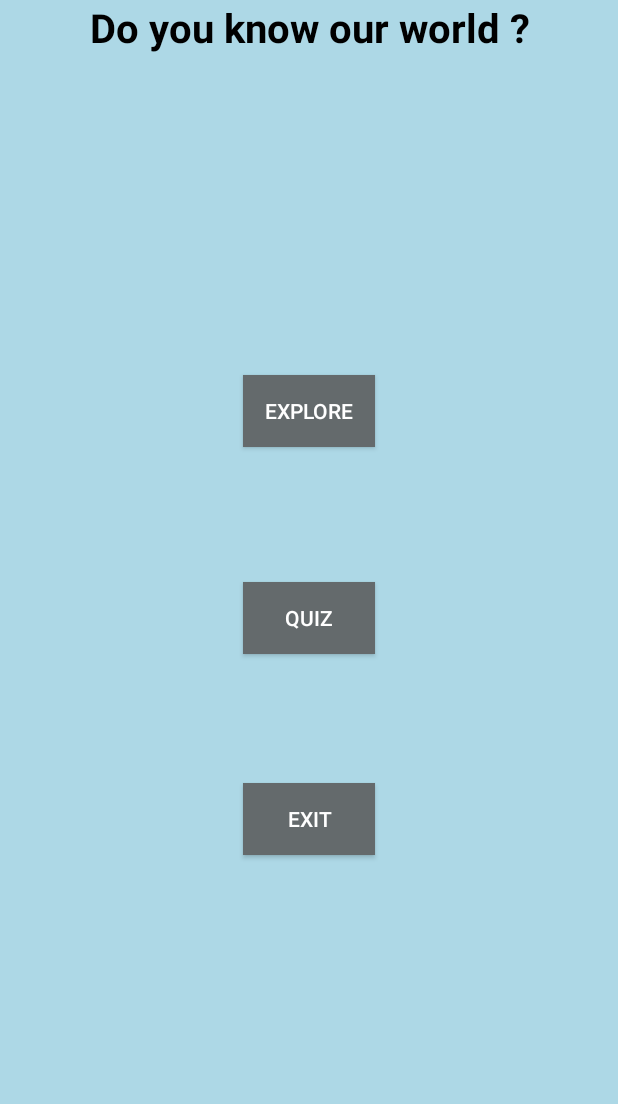
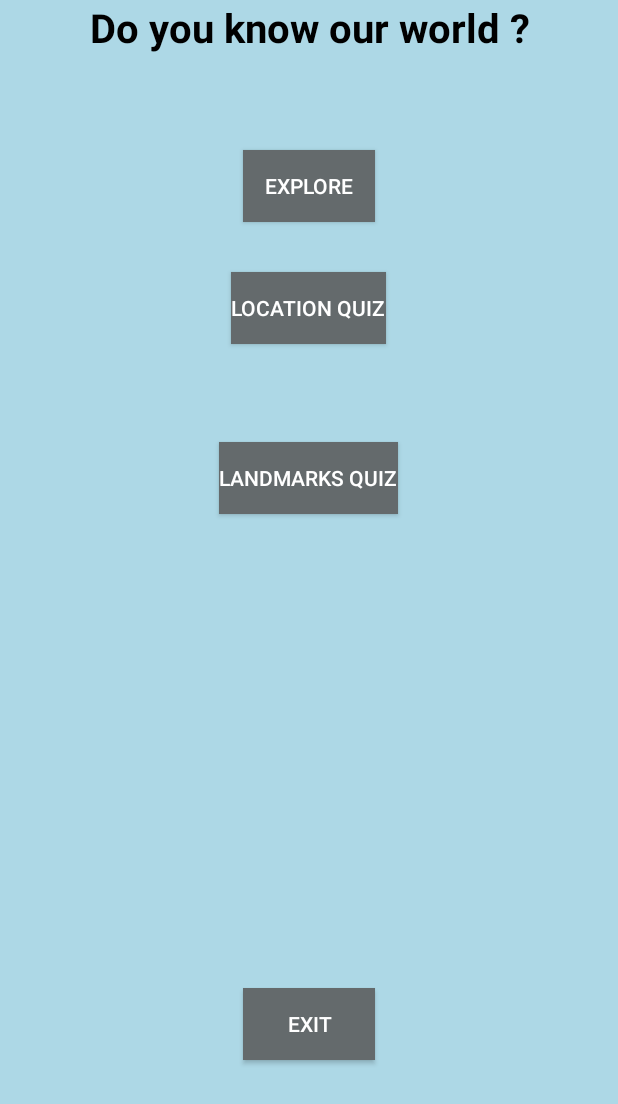
Before and after one commit to mathuvenkat/Geography-master, an Android app: the screen it shows after launch (MainActivity), on a phone screen of 412 x 824 dp. Shown: the top 1104 px of the screen. Run offline under Robolectric (Android 15) with nearby library versions, the phone set to English and light mode, and no system bars.

Commit message:
Added monument game

```diff
--- a/app/build.gradle
+++ b/app/build.gradle
@@ -8,8 +8,8 @@ android {
         applicationId "aditi.geography"
         minSdkVersion 15
         targetSdkVersion 23
-        versionCode 8
-        versionName "1.0.0"
+        versionCode 10
+        versionName "1.0.2"
         multiDexEnabled true
     }
     buildTypes {
--- a/app/src/main/java/aditi/geography/MainActivity.java
+++ b/app/src/main/java/aditi/geography/MainActivity.java
@@ -21,6 +21,10 @@ public class MainActivity extends AppCompatActivity implements View.OnClickListe
 
         Button playgameButton = (Button) this.findViewById(R.id.playgame);
         playgameButton.setOnClickListener(this);
+
+
+        Button monumentButton = (Button) this.findViewById(R.id.monuments);
+        monumentButton.setOnClickListener(this);
     }
 
     @Override
@@ -42,6 +46,12 @@ public class MainActivity extends AppCompatActivity implements View.OnClickListe
                 startActivity(gameintent);
                 break;
 
+
+            case R.id.monuments:
+                Intent gameMonumentintent = new Intent(MainActivity.this , MonumentQuizActivity.class);
+                startActivity(gameMonumentintent);
+                break;
+
         }
 
     }
--- a/app/src/main/res/layout/activity_main.xml
+++ b/app/src/main/res/layout/activity_main.xml
@@ -25,10 +25,24 @@
         android:text="Explore"
         style="@style/Widget.AppCompat.Button.Colored"
         android:elevation="12dp"
-        android:layout_above="@+id/playgame"
+        android:background="@color/buttonBackGround"
+        android:layout_below="@+id/textView"
+        android:layout_alignLeft="@+id/exit_button"
+        android:layout_alignStart="@+id/exit_button"
+        android:layout_marginTop="64dp" />
+
+    <Button
+        android:text="Location Quiz"
+        android:layout_width="wrap_content"
+        android:layout_height="wrap_content"
+        android:layout_weight="1"
+        android:id="@+id/playgame"
+        style="@style/Widget.AppCompat.Button.Colored"
+        android:elevation="12dp"
+        android:background="@color/buttonBackGround"
+        android:layout_below="@+id/newGame_button"
         android:layout_centerHorizontal="true"
-        android:layout_marginBottom="90dp"
-        android:background="@color/buttonBackGround"/>
+        android:layout_marginTop="33dp" />
 
     <Button
         android:id="@+id/exit_button"
@@ -38,24 +52,23 @@
         style="@style/Widget.AppCompat.Button.Colored"
         android:elevation="11dp"
         android:layout_weight="1"
+        android:background="@color/buttonBackGround"
+        android:layout_alignParentBottom="true"
+        android:layout_centerHorizontal="true"
+        android:layout_marginBottom="117dp" />
+
+    <Button
+        android:text="Landmarks Quiz"
+        android:layout_width="wrap_content"
+        android:layout_height="wrap_content"
+        style="@style/Widget.AppCompat.Button.Colored"
+        android:layout_weight="1"
+        android:elevation="12dp"
+        android:background="@color/buttonBackGround"
+        android:id="@+id/monuments"
         android:layout_below="@+id/playgame"
         android:layout_centerHorizontal="true"
-        android:layout_marginTop="86dp"
-        android:background="@color/buttonBackGround"/>
-
-    <Button
-        android:text="Quiz"
-        android:layout_width="wrap_content"
-        android:layout_height="wrap_content"
-        android:layout_weight="1"
-
-        android:id="@+id/playgame"
-        style="@style/Widget.AppCompat.Button.Colored"
-        android:elevation="12dp"
-        android:layout_centerVertical="true"
-        android:layout_alignRight="@+id/exit_button"
-        android:layout_alignEnd="@+id/exit_button"
-        android:background="@color/buttonBackGround"/>
+        android:layout_marginTop="65dp" />
 
 
 </RelativeLayout>
```
Also changed, not shown: app/src/main/AndroidManifest.xml (+7 -0 lines), app/src/main/java/aditi/geography/MonumentQuizActivity.java (added, +360 -0 lines), app/src/main/res/layout/activity_maps.xml (+8 -0 lines), app/src/main/resources/monuments.csv (added, +13 -0 lines), app/src/main/res/drawable/cathedralofsaintbasil.jpeg (added), app/src/main/res/drawable/christtheredeemer.jpeg (added), app/src/main/res/drawable/colosseum.jpeg (added), app/src/main/res/drawable/eifeltower.png (added), app/src/main/res/drawable/greatwall.jpg (added), app/src/main/res/drawable/leaningtowerofpisa.jpeg (added), app/src/main/res/drawable/machupicchu.jpg (added), app/src/main/res/drawable/operahouse.jpeg (added), app/src/main/res/drawable/parthenon.jpg (added), app/src/main/res/drawable/pyramids.jpeg (added), 3 more files.
